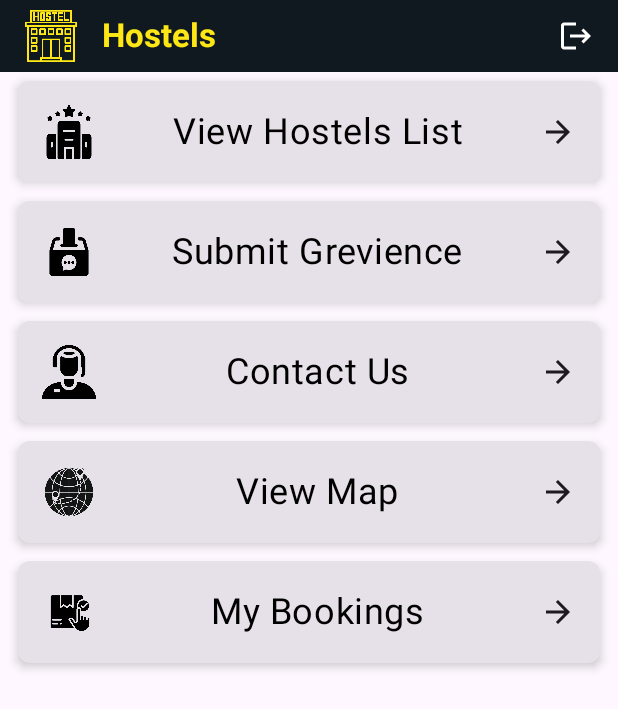
After one commit to venkat3411/s3246961, an Android app built with Jetpack Compose: the MainHomeActivity screen opened directly, with no data from a screen before it, on a phone screen of 412 x 824 dp. The commit adds this screen. Shown: the top 709 px of the screen. Run offline under Robolectric (Android 15) with nearby library versions, the phone set to English and light mode, and no system bars.

Commit message:
commit 07

```diff
--- a/app/src/main/AndroidManifest.xml
+++ b/app/src/main/AndroidManifest.xml
@@ -13,11 +13,14 @@
         android:theme="@style/Theme.HostelManagment"
         tools:targetApi="31">
         <activity
+            android:name=".activities.MainHomeActivity"
+            android:exported="false" />
+        <activity
             android:name=".activities.PracticeActivity"
             android:exported="false" />
         <activity
             android:name=".activities.MainDashboardActivity"
-            android:exported="true"></activity>
+            android:exported="true" />
         <activity
             android:name=".activities.HostelDetailsActivity"
             android:exported="false" />
--- a/app/src/main/java/com/venkatS3246961/hostelmanagment/MainActivity.kt
+++ b/app/src/main/java/com/venkatS3246961/hostelmanagment/MainActivity.kt
@@ -31,6 +31,7 @@ import androidx.compose.ui.tooling.preview.Preview
 import androidx.compose.ui.unit.dp
 import androidx.compose.ui.unit.sp
 import com.venkatS3246961.hostelmanagment.activities.MainDashboardActivity
+import com.venkatS3246961.hostelmanagment.activities.MainHomeActivity
 import com.venkatS3246961.hostelmanagment.ui.theme.HostelManagmentTheme
 import kotlinx.coroutines.delay
 
@@ -65,7 +66,7 @@ fun MainScreen(onLoginClick: (value: Int) -> Unit) {
         val ResidentStatus = ResidentDetails.getResidentLoginStatus(context)
 
         if (ResidentStatus) {
-            context.startActivity(Intent(context, MainDashboardActivity::class.java))
+            context.startActivity(Intent(context, MainHomeActivity::class.java))
             context.finish()
         }
         else {
--- a/app/src/main/java/com/venkatS3246961/hostelmanagment/SignInActivity.kt
+++ b/app/src/main/java/com/venkatS3246961/hostelmanagment/SignInActivity.kt
@@ -36,6 +36,7 @@ import androidx.compose.ui.tooling.preview.Preview
 import androidx.compose.ui.unit.dp
 import com.google.firebase.database.FirebaseDatabase
 import com.venkatS3246961.hostelmanagment.activities.MainDashboardActivity
+import com.venkatS3246961.hostelmanagment.activities.MainHomeActivity
 
 
 class SignInActivity : ComponentActivity() {
@@ -194,7 +195,7 @@ fun checkAndGO(
             Toast.makeText(context, "Login successful", Toast.LENGTH_SHORT).show()
             ResidentDetails.saveResidentLoginStatus(context, true)
             ResidentDetails.saveResidentEmail(context, useremail)
-            context.startActivity(Intent(context, MainDashboardActivity::class.java))
+            context.startActivity(Intent(context, MainHomeActivity::class.java))
             context.finish()
         } else {
             Toast.makeText(context, "Invalid Password", Toast.LENGTH_SHORT).show()
--- a/app/src/main/java/com/venkatS3246961/hostelmanagment/activities/HostelDetailsActivity.kt
+++ b/app/src/main/java/com/venkatS3246961/hostelmanagment/activities/HostelDetailsActivity.kt
@@ -33,6 +33,7 @@ import androidx.compose.ui.graphics.PathEffect
 import androidx.compose.ui.graphics.painter.Painter
 import androidx.compose.ui.layout.ContentScale
 import androidx.compose.ui.platform.LocalContext
+import androidx.compose.ui.res.colorResource
 import androidx.compose.ui.res.painterResource
 import androidx.compose.ui.text.SpanStyle
 import androidx.compose.ui.text.buildAnnotatedString
@@ -400,8 +401,8 @@ fun HostelDetails(hostel: HostelData) {
         Row(
             modifier = Modifier
                 .fillMaxWidth()
-                .background(Color.Black)
-                .padding(16.dp),
+                .background(color = colorResource(id = R.color.p1))
+                .padding(vertical = 6.dp, horizontal = 16.dp),
             verticalAlignment = Alignment.CenterVertically
         ) {
             Image(painter = painterResource(id = R.drawable.baseline_arrow_back_24),
--- a/app/src/main/java/com/venkatS3246961/hostelmanagment/activities/MainDashboardActivity.kt
+++ b/app/src/main/java/com/venkatS3246961/hostelmanagment/activities/MainDashboardActivity.kt
@@ -19,6 +19,9 @@ import androidx.compose.foundation.layout.padding
 import androidx.compose.foundation.layout.size
 import androidx.compose.foundation.layout.width
 import androidx.compose.foundation.lazy.LazyColumn
+import androidx.compose.foundation.shape.RoundedCornerShape
+import androidx.compose.material.icons.Icons
+import androidx.compose.material.icons.filled.ArrowForward
 import androidx.compose.material3.Card
 import androidx.compose.material3.CardDefaults
 import androidx.compose.material3.Icon
@@ -72,7 +75,7 @@ fun HostelPreview() {
 @Composable
 fun HostelSelection(onHostelSelected: (hostelData: HostelData) -> Unit,onProfileClicked: () -> Unit) {
     val hostels = getHostelData()
-    val context = LocalContext.current as Activity
+    val context = LocalContext.current
 
     Column(
         modifier = Modifier.fillMaxSize()
@@ -84,41 +87,24 @@ fun HostelSelection(onHostelSelected: (hostelData: HostelData) -> Unit,onProfile
                 .fillMaxWidth()
                 .background(color = colorResource(id = R.color.p1))
                 .padding(vertical = 6.dp, horizontal = 16.dp),
-             // Space between elements in the row
-
-            verticalAlignment = Alignment.CenterVertically
+            // Space between elements in the row
+            verticalAlignment = Alignment.CenterVertically, // Align vertically to center
         ) {
-            Image(
-                painter = painterResource(id = R.drawable.hostel_icon),
-                contentDescription = "Hostel Icon",
+            Image(painter = painterResource(id = R.drawable.baseline_arrow_back_24),
+                contentDescription = "Back",
                 modifier = Modifier
-                    .width(36.dp)
-                    .height(36.dp)
-
+                    .clickable {
+                        (context as Activity).finish()
+                    }
+                    .padding(start = 4.dp) // Optional spacing // Optional spacin
             )
-
             Spacer(modifier = Modifier.width(16.dp))
 
+
             Text(
-                text = "Hostels",
-                style = MaterialTheme.typography.titleLarge,
-                color = colorResource(id = R.color.p2),
-                fontWeight = FontWeight.Bold
-            )
-            Spacer(modifier = Modifier.weight(1f))
-
-            Image(painter = painterResource(id = R.drawable.baseline_logout_24),
-                contentDescription = "Logout",
-                modifier = Modifier
-                    .clickable {
-                        // Navigate to LoginActivity when clicked
-                        ResidentDetails.saveResidentLoginStatus(context, false)
-
-                        val intent = Intent(context, SignInActivity::class.java)
-                        context.startActivity(intent)
-                         context.finish()
-                    }
-                    .padding(start = 8.dp) // Optional spacing // Optional spacin
+                text = "Hostel List",
+                style = MaterialTheme.typography.headlineSmall.copy(fontWeight = FontWeight.Bold),
+                color = colorResource(id = R.color.p2)
             )
         }
 
--- /dev/null
+++ b/app/src/main/java/com/venkatS3246961/hostelmanagment/activities/MainHomeActivity.kt
@@ -0,0 +1,282 @@
+package com.venkatS3246961.hostelmanagment.activities
+
+import android.app.Activity
+import android.content.Intent
+import android.os.Bundle
+import androidx.activity.ComponentActivity
+import androidx.activity.compose.setContent
+import androidx.activity.enableEdgeToEdge
+import androidx.appcompat.app.AppCompatActivity
+import androidx.compose.foundation.Image
+import androidx.compose.foundation.background
+import androidx.compose.foundation.clickable
+import androidx.compose.foundation.layout.Arrangement
+import androidx.compose.foundation.layout.Column
+import androidx.compose.foundation.layout.Row
+import androidx.compose.foundation.layout.Spacer
+import androidx.compose.foundation.layout.fillMaxSize
+import androidx.compose.foundation.layout.fillMaxWidth
+import androidx.compose.foundation.layout.height
+import androidx.compose.foundation.layout.padding
+import androidx.compose.foundation.layout.size
+import androidx.compose.foundation.layout.width
+import androidx.compose.foundation.shape.RoundedCornerShape
+import androidx.compose.material.icons.Icons
+import androidx.compose.material.icons.filled.ArrowForward
+import androidx.compose.material3.Card
+import androidx.compose.material3.CardDefaults
+import androidx.compose.material3.Icon
+import androidx.compose.material3.MaterialTheme
+import androidx.compose.material3.Text
+import androidx.compose.runtime.Composable
+import androidx.compose.ui.Alignment
+import androidx.compose.ui.Modifier
+import androidx.compose.ui.graphics.Color
+import androidx.compose.ui.platform.LocalContext
+import androidx.compose.ui.res.colorResource
+import androidx.compose.ui.res.painterResource
+import androidx.compose.ui.text.font.FontWeight
+import androidx.compose.ui.tooling.preview.Preview
+import androidx.compose.ui.unit.dp
+import androidx.compose.ui.unit.sp
+import androidx.core.view.ViewCompat
+import androidx.core.view.WindowInsetsCompat
+import com.venkatS3246961.hostelmanagment.R
+import com.venkatS3246961.hostelmanagment.ResidentDetails
+import com.venkatS3246961.hostelmanagment.SignInActivity
+
+class MainHomeActivity : ComponentActivity() {
+    override fun onCreate(savedInstanceState: Bundle?) {
+        super.onCreate(savedInstanceState)
+        setContent {
+            HomeScreen()
+        }
+    }
+}
+
+@Composable
+fun HomeScreen() {
+
+    val context = LocalContext.current
+    Column(
+        modifier = Modifier
+            .fillMaxSize()
+
+    ) {
+
+        Row(
+            modifier = Modifier
+                .fillMaxWidth()
+                .background(color = colorResource(id = R.color.p1))
+                .padding(vertical = 6.dp, horizontal = 16.dp),
+            // Space between elements in the row
+
+            verticalAlignment = Alignment.CenterVertically
+        ) {
+            Image(
+                painter = painterResource(id = R.drawable.hostel_icon),
+                contentDescription = "Hostel Icon",
+                modifier = Modifier
+                    .width(36.dp)
+                    .height(36.dp)
+
+            )
+
+            Spacer(modifier = Modifier.width(16.dp))
+
+            Text(
+                text = "Hostels",
+                style = MaterialTheme.typography.titleLarge,
+                color = colorResource(id = R.color.p2),
+                fontWeight = FontWeight.Bold
+            )
+            Spacer(modifier = Modifier.weight(1f))
+
+            Image(painter = painterResource(id = R.drawable.baseline_logout_24),
+                contentDescription = "Logout",
+                modifier = Modifier
+                    .clickable {
+                        // Navigate to LoginActivity when clicked
+                        ResidentDetails.saveResidentLoginStatus(context, false)
+
+                        val intent = Intent(context, SignInActivity::class.java)
+                        context.startActivity(intent)
+                        (context as Activity).finish()
+                    }
+                    .padding(start = 8.dp) // Optional spacing // Optional spacin
+            )
+        }
+
+        Card(
+            modifier = Modifier
+                .fillMaxWidth()
+                .padding(horizontal = 12.dp, vertical = 6.dp)
+                .clickable {
+                    val intent = Intent(context, MainDashboardActivity::class.java)
+                    context.startActivity(intent)
+                },
+            shape = RoundedCornerShape(8.dp),
+            elevation = CardDefaults.cardElevation(defaultElevation = 4.dp)
+        ) {
+            Row(
+                modifier = Modifier
+                    .fillMaxWidth()
+                    .padding(16.dp)
+                ,
+                horizontalArrangement = Arrangement.SpaceBetween,
+                verticalAlignment = Alignment.CenterVertically
+            ) {
+                Image(
+                    painter = painterResource(id = R.drawable.ic_hotel_view),
+                    contentDescription = "Hostels",
+                    modifier = Modifier.size(36.dp)
+                )
+                Text(
+                    text = "View Hostels List",
+                    color = Color.Black,
+                    fontSize = 24.sp,
+                    style = MaterialTheme.typography.bodySmall
+                )
+                Icon(
+                    imageVector = Icons.Default.ArrowForward,
+                    contentDescription = "Arrow Forward"
+                )
+            }
+        }
+
+        Card(
+            modifier = Modifier
+                .fillMaxWidth()
+                .padding(horizontal = 12.dp, vertical = 6.dp),
+            shape = RoundedCornerShape(8.dp),
+            elevation = CardDefaults.cardElevation(defaultElevation = 4.dp)
+        ) {
+            Row(
+                modifier = Modifier
+                    .fillMaxWidth()
+                    .padding(16.dp),
+                horizontalArrangement = Arrangement.SpaceBetween,
+                verticalAlignment = Alignment.CenterVertically
+            ) {
+                Image(
+                    painter = painterResource(id = R.drawable.ic_complaint),
+                    contentDescription = "Submit",
+                    modifier = Modifier.size(36.dp)
+                )
+                Text(
+                    text = "Submit Grevience",
+                    color = Color.Black,
+                    fontSize = 24.sp,
+                    style = MaterialTheme.typography.bodySmall
+                )
+                Icon(
+                    imageVector = Icons.Default.ArrowForward,
+                    contentDescription = "Arrow Forward"
+                )
+            }
+        }
+
+        Card(
+            modifier = Modifier
+                .fillMaxWidth()
+                .padding(horizontal = 12.dp, vertical = 6.dp),
+            shape = RoundedCornerShape(8.dp),
+            elevation = CardDefaults.cardElevation(defaultElevation = 4.dp)
+        ) {
+            Row(
+                modifier = Modifier
+                    .fillMaxWidth()
+                    .padding(16.dp),
+                horizontalArrangement = Arrangement.SpaceBetween,
+                verticalAlignment = Alignment.CenterVertically
+            ) {
+                Image(
+                    painter = painterResource(id = R.drawable.ic_contact_us),
+                    contentDescription = "Contact",
+                    modifier = Modifier.size(36.dp)
+                )
+                Text(
+                    text = "Contact Us",
+                    color = Color.Black,
+                    fontSize = 24.sp,
+                    style = MaterialTheme.typography.bodySmall
+                )
+                Icon(
+                    imageVector = Icons.Default.ArrowForward,
+                    contentDescription = "Arrow Forward"
+                )
+            }
+        }
+
+        Card(
+            modifier = Modifier
+                .fillMaxWidth()
+                .padding(horizontal = 12.dp, vertical = 6.dp),
+            shape = RoundedCornerShape(8.dp),
+            elevation = CardDefaults.cardElevation(defaultElevation = 4.dp)
+        ) {
+            Row(
+                modifier = Modifier
+                    .fillMaxWidth()
+                    .padding(16.dp),
+                horizontalArrangement = Arrangement.SpaceBetween,
+                verticalAlignment = Alignment.CenterVertically
+            ) {
+                Image(
+                    painter = painterResource(id = R.drawable.ic_view_map),
+                    contentDescription = "View Map",
+                    modifier = Modifier.size(36.dp)
+                )
+                Text(
+                    text = "View Map",
+                    color = Color.Black,
+                    fontSize = 24.sp,
+                    style = MaterialTheme.typography.bodySmall
+                )
+                Icon(
+                    imageVector = Icons.Default.ArrowForward,
+                    contentDescription = "Arrow Forward"
+                )
+            }
+        }
+
+        Card(
+            modifier = Modifier
+                .fillMaxWidth()
+                .padding(horizontal = 12.dp, vertical = 6.dp),
+            shape = RoundedCornerShape(8.dp),
+            elevation = CardDefaults.cardElevation(defaultElevation = 4.dp)
+        ) {
+            Row(
+                modifier = Modifier
+                    .fillMaxWidth()
+                    .padding(16.dp),
+                horizontalArrangement = Arrangement.SpaceBetween,
+                verticalAlignment = Alignment.CenterVertically
+            ) {
+                Image(
+                    painter = painterResource(id = R.drawable.ic_my_booking),
+                    contentDescription = "Booking",
+                    modifier = Modifier.size(36.dp)
+                )
+                Text(
+                    text = "My Bookings",
+                    color = Color.Black,
+                    fontSize = 24.sp,
+                    style = MaterialTheme.typography.bodySmall
+                )
+                Icon(
+                    imageVector = Icons.Default.ArrowForward,
+                    contentDescription = "Arrow Forward"
+                )
+            }
+        }
+    }
+}
+
+
+@Preview(showBackground = true)
+@Composable
+fun HomePreview() {
+    HomeScreen()
+}
--- a/app/src/main/res/drawable/baseline_arrow_back_24.xml
+++ b/app/src/main/res/drawable/baseline_arrow_back_24.xml
@@ -1,5 +1,5 @@
-<vector xmlns:android="http://schemas.android.com/apk/res/android" android:autoMirrored="true" android:height="36dp" android:tint="#FFFFFF" android:viewportHeight="24" android:viewportWidth="24" android:width="36dp">
+<vector xmlns:android="http://schemas.android.com/apk/res/android" android:autoMirrored="true" android:height="36dp" android:tint="#FEE715" android:viewportHeight="24" android:viewportWidth="24" android:width="36dp">
 
-    <path android:fillColor="@android:color/white" android:pathData="M20,11H7.83l5.59,-5.59L12,4l-8,8 8,8 1.41,-1.41L7.83,13H20v-2z"/>
+    <path android:fillColor="#FEE715" android:pathData="M20,11H7.83l5.59,-5.59L12,4l-8,8 8,8 1.41,-1.41L7.83,13H20v-2z"/>
 
 </vector>
```
Also changed, not shown: app/src/main/res/drawable/ic_complaint.png (added), app/src/main/res/drawable/ic_contact_us.png (added), app/src/main/res/drawable/ic_hotel_view.png (added), app/src/main/res/drawable/ic_my_booking.png (added), app/src/main/res/drawable/ic_submit.png (added), app/src/main/res/drawable/ic_view_map.png (added).
